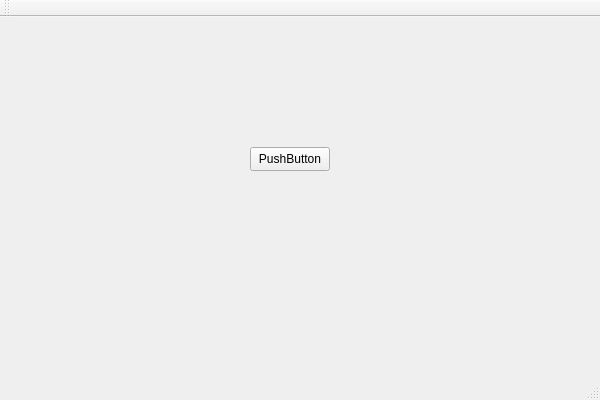
franq200/TaskTracker, file TaskTracker/ui/tasktracker.ui: the form before one commit.
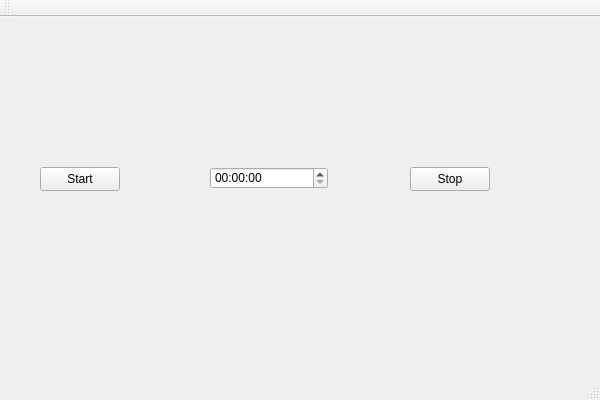
The form after the commit.

Diff of the .ui file:
```diff
--- a/TaskTracker/ui/tasktracker.ui
+++ b/TaskTracker/ui/tasktracker.ui
@@ -17,14 +17,37 @@
    <widget class="QPushButton" name="pushButton">
     <property name="geometry">
      <rect>
-      <x>250</x>
-      <y>130</y>
+      <x>40</x>
+      <y>150</y>
       <width>80</width>
       <height>24</height>
      </rect>
     </property>
     <property name="text">
-     <string>PushButton</string>
+     <string>Start</string>
+    </property>
+   </widget>
+   <widget class="QPushButton" name="stopButton">
+    <property name="geometry">
+     <rect>
+      <x>410</x>
+      <y>150</y>
+      <width>80</width>
+      <height>24</height>
+     </rect>
+    </property>
+    <property name="text">
+     <string>Stop</string>
+    </property>
+   </widget>
+   <widget class="QTimeEdit" name="time">
+    <property name="geometry">
+     <rect>
+      <x>210</x>
+      <y>150</y>
+      <width>118</width>
+      <height>22</height>
+     </rect>
     </property>
    </widget>
   </widget>
```
Left out of the diff: 2 changed lines with no effect on the pictures.
